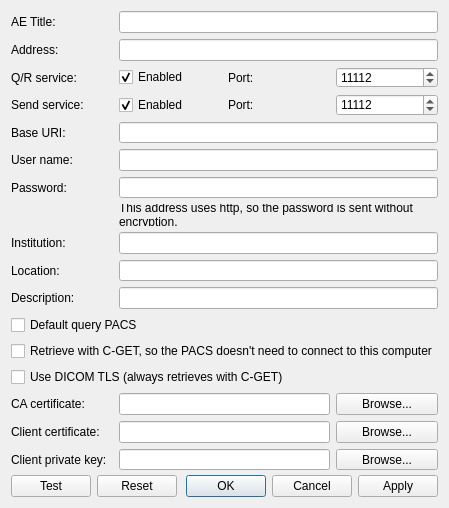
Before: the Qt Designer form starviewer/src/inputoutput/qpacsdialogbase.ui in panacea-india/starviewer, drawn with Qt 5.
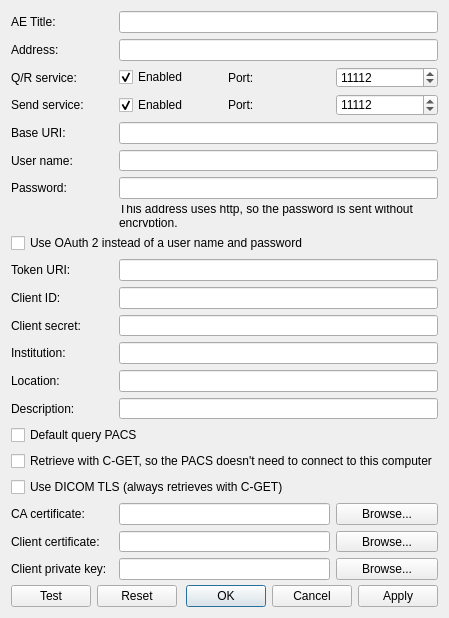
After: the same form once the commit is applied.

Commit message:
ENH: Add OAuth 2 fields to the PACS dialog
Token URI, client ID and client secret for WADO and hybrid PACS. A stored
secret is kept when left blank, and is removed when its PACS is changed or
deleted. The Test button and saving a new secret discard cached tokens, as
a token from the old secret made a wrong secret pass the test (A-53, A-57).

Patch:
```diff
--- a/starviewer/src/inputoutput/qpacsdialogbase.ui
+++ b/starviewer/src/inputoutput/qpacsdialogbase.ui
@@ -149,102 +149,143 @@
        </property>
       </widget>
      </item>
-     <item row="8" column="0">
+     <item row="8" column="0" colspan="4">
+      <widget class="QCheckBox" name="m_oauthCheckBox">
+       <property name="text">
+        <string>Use OAuth 2 instead of a user name and password</string>
+       </property>
+      </widget>
+     </item>
+     <item row="9" column="0">
+      <widget class="QLabel" name="m_oauthTokenUriLabel">
+       <property name="text">
+        <string>Token URI:</string>
+       </property>
+      </widget>
+     </item>
+     <item row="9" column="1" colspan="3">
+      <widget class="QLineEdit" name="m_oauthTokenUriLineEdit"/>
+     </item>
+     <item row="10" column="0">
+      <widget class="QLabel" name="m_oauthClientIdLabel">
+       <property name="text">
+        <string>Client ID:</string>
+       </property>
+      </widget>
+     </item>
+     <item row="10" column="1" colspan="3">
+      <widget class="QLineEdit" name="m_oauthClientIdLineEdit"/>
+     </item>
+     <item row="11" column="0">
+      <widget class="QLabel" name="m_oauthClientSecretLabel">
+       <property name="text">
+        <string>Client secret:</string>
+       </property>
+      </widget>
+     </item>
+     <item row="11" column="1" colspan="3">
+      <widget class="QLineEdit" name="m_oauthClientSecretLineEdit">
+       <property name="echoMode">
+        <enum>QLineEdit::Password</enum>
+       </property>
+      </widget>
+     </item>
+     <item row="12" column="0">
       <widget class="QLabel" name="label_7">
        <property name="text">
         <string>Institution:</string>
        </property>
       </widget>
      </item>
-     <item row="8" column="1" colspan="3">
+     <item row="12" column="1" colspan="3">
       <widget class="QLineEdit" name="m_institutionLineEdit"/>
      </item>
-     <item row="9" column="0">
+     <item row="13" column="0">
       <widget class="QLabel" name="label_8">
        <property name="text">
         <string>Location:</string>
        </property>
       </widget>
      </item>
-     <item row="9" column="1" colspan="3">
+     <item row="13" column="1" colspan="3">
       <widget class="QLineEdit" name="m_locationLineEdit"/>
      </item>
-     <item row="10" column="0">
+     <item row="14" column="0">
       <widget class="QLabel" name="label_9">
        <property name="text">
         <string>Description:</string>
        </property>
       </widget>
      </item>
-     <item row="10" column="1" colspan="3">
+     <item row="14" column="1" colspan="3">
       <widget class="QLineEdit" name="m_descriptionLineEdit"/>
      </item>
-     <item row="11" column="0" colspan="4">
+     <item row="15" column="0" colspan="4">
       <widget class="QCheckBox" name="m_defaultQueryPacsCheckBox">
        <property name="text">
         <string>Default query PACS</string>
        </property>
       </widget>
      </item>
-     <item row="12" column="0" colspan="4">
+     <item row="16" column="0" colspan="4">
       <widget class="QCheckBox" name="m_cGetCheckBox">
        <property name="text">
         <string>Retrieve with C-GET, so the PACS doesn't need to connect to this computer</string>
        </property>
       </widget>
      </item>
-     <item row="13" column="0" colspan="4">
+     <item row="17" column="0" colspan="4">
       <widget class="QCheckBox" name="m_dicomTlsCheckBox">
        <property name="text">
         <string>Use DICOM TLS (always retrieves with C-GET)</string>
        </property>
       </widget>
      </item>
-     <item row="14" column="0">
+     <item row="18" column="0">
       <widget class="QLabel" name="m_caCertificateLabel">
        <property name="text">
         <string>CA certificate:</string>
        </property>
       </widget>
      </item>
-     <item row="14" column="1" colspan="2">
+     <item row="18" column="1" colspan="2">
       <widget class="QLineEdit" name="m_caCertificateLineEdit"/>
      </item>
-     <item row="14" column="3">
+     <item row="18" column="3">
       <widget class="QPushButton" name="m_caCertificateBrowseButton">
        <property name="text">
         <string>Browse...</string>
        </property>
       </widget>
      </item>
-     <item row="15" column="0">
+     <item row="19" column="0">
       <widget class="QLabel" name="m_clientCertificateLabel">
        <property name="text">
         <string>Client certificate:</string>
        </property>
       </widget>
      </item>
-     <item row="15" column="1" colspan="2">
+     <item row="19" column="1" colspan="2">
       <widget class="QLineEdit" name="m_clientCertificateLineEdit"/>
      </item>
-     <item row="15" column="3">
+     <item row="19" column="3">
       <widget class="QPushButton" name="m_clientCertificateBrowseButton">
        <property name="text">
         <string>Browse...</string>
        </property>
       </widget>
      </item>
-     <item row="16" column="0">
+     <item row="20" column="0">
       <widget class="QLabel" name="m_clientPrivateKeyLabel">
        <property name="text">
         <string>Client private key:</string>
        </property>
       </widget>
      </item>
-     <item row="16" column="1" colspan="2">
+     <item row="20" column="1" colspan="2">
       <widget class="QLineEdit" name="m_clientPrivateKeyLineEdit"/>
      </item>
-     <item row="16" column="3">
+     <item row="20" column="3">
       <widget class="QPushButton" name="m_clientPrivateKeyBrowseButton">
        <property name="text">
         <string>Browse...</string>
```
The commit also changes 4 other files.
